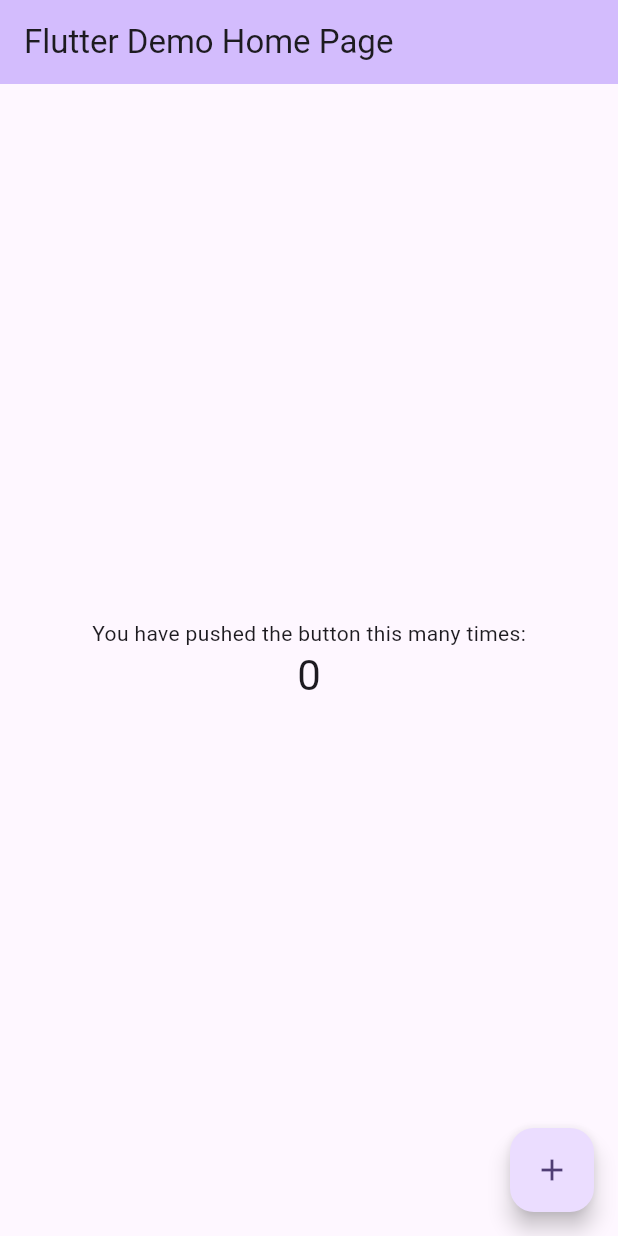
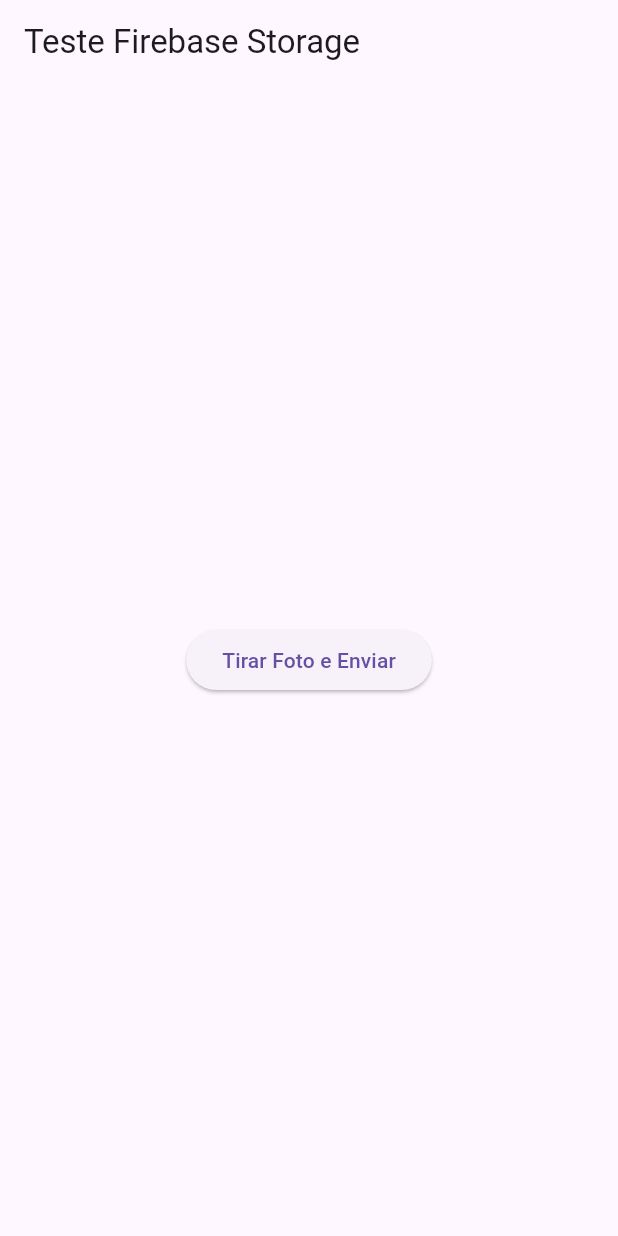
Before and after one commit to ianco-so/repo, a Flutter app: the screen it shows after launch, on a phone screen of 412 x 824 dp. Run offline on Flutter 3.47's test engine with Material 3 defaults, Android fonts, the phone set to English and light mode, and no system bars; our stand-ins replace firebase_core, firebase_database, firebase_storage, image_picker; accounts and stored records are empty.

Commit message:
:sparkles: feat(foto): testando adição de fotos

```diff
--- a/lib/main.dart
+++ b/lib/main.dart
@@ -1,125 +1,111 @@
+import 'dart:io';
 import 'package:flutter/material.dart';
+import 'package:image_picker/image_picker.dart';
+import 'package:firebase_core/firebase_core.dart';
+import 'package:firebase_storage/firebase_storage.dart';
+import 'package:firebase_database/firebase_database.dart';
 
-void main() {
-  runApp(const MyApp());
+void main() async {
+  WidgetsFlutterBinding.ensureInitialized();
+  await Firebase.initializeApp();
+  runApp(MyApp());
 }
 
 class MyApp extends StatelessWidget {
   const MyApp({super.key});
 
-  // This widget is the root of your application.
   @override
   Widget build(BuildContext context) {
     return MaterialApp(
-      title: 'Flutter Demo',
-      theme: ThemeData(
-        // This is the theme of your application.
-        //
-        // TRY THIS: Try running your application with "flutter run". You'll see
-        // the application has a purple toolbar. Then, without quitting the app,
-        // try changing the seedColor in the colorScheme below to Colors.green
-        // and then invoke "hot reload" (save your changes or press the "hot
-        // reload" button in a Flutter-supported IDE, or press "r" if you used
-        // the command line to start the app).
-        //
-        // Notice that the counter didn't reset back to zero; the application
-        // state is not lost during the reload. To reset the state, use hot
-        // restart instead.
-        //
-        // This works for code too, not just values: Most code changes can be
-        // tested with just a hot reload.
-        colorScheme: ColorScheme.fromSeed(seedColor: Colors.deepPurple),
-        useMaterial3: true,
-      ),
-      home: const MyHomePage(title: 'Flutter Demo Home Page'),
+      debugShowCheckedModeBanner: false,
+      home: UploadImageScreen(),
     );
   }
 }
 
-class MyHomePage extends StatefulWidget {
-  const MyHomePage({super.key, required this.title});
-
-  // This widget is the home page of your application. It is stateful, meaning
-  // that it has a State object (defined below) that contains fields that affect
-  // how it looks.
-
-  // This class is the configuration for the state. It holds the values (in this
-  // case the title) provided by the parent (in this case the App widget) and
-  // used by the build method of the State. Fields in a Widget subclass are
-  // always marked "final".
-
-  final String title;
+class UploadImageScreen extends StatefulWidget {
+  const UploadImageScreen({super.key});
 
   @override
-  State<MyHomePage> createState() => _MyHomePageState();
+  _UploadImageScreenState createState() => _UploadImageScreenState();
 }
 
-class _MyHomePageState extends State<MyHomePage> {
-  int _counter = 0;
+class _UploadImageScreenState extends State<UploadImageScreen> {
+  final ImagePicker _picker = ImagePicker();
+  final FirebaseStorage _storage = FirebaseStorage.instance;
+  final FirebaseDatabase _database = FirebaseDatabase.instance;
 
-  void _incrementCounter() {
+  bool _isUploading = false;
+  String? _uploadedImageUrl;
+
+  Future<void> _captureAndUploadImage() async {
+    try {
+      // Captura a imagem usando a câmera
+      final XFile? pickedFile = await _picker.pickImage(source: ImageSource.camera);
+      if (pickedFile == null) return;
+
+      File imageFile = File(pickedFile.path);
+
       setState(() {
-      // This call to setState tells the Flutter framework that something has
-      // changed in this State, which causes it to rerun the build method below
-      // so that the display can reflect the updated values. If we changed
-      // _counter without calling setState(), then the build method would not be
-      // called again, and so nothing would appear to happen.
-      _counter++;
+        _isUploading = true;
       });
+
+      // Upload para o Firebase Storage
+      String fileName = DateTime.now().millisecondsSinceEpoch.toString();
+      Reference storageRef = _storage.ref().child('images/$fileName');
+      await storageRef.putFile(imageFile);
+
+      // Obter URL da imagem
+      String imageUrl = await storageRef.getDownloadURL();
+
+      // Salvar URL no Firebase Realtime Database
+      DatabaseReference dbRef = _database.ref().child('images');
+      await dbRef.push().set({'url': imageUrl});
+
+      setState(() {
+        _uploadedImageUrl = imageUrl;
+        _isUploading = false;
+      });
+
+      ScaffoldMessenger.of(context).showSnackBar(
+        SnackBar(content: Text('Imagem enviada com sucesso!')),
+      );
+    } catch (e) {
+      setState(() {
+        _isUploading = false;
+      });
+
+      ScaffoldMessenger.of(context).showSnackBar(
+        SnackBar(content: Text('Erro ao enviar imagem: $e')),
+      );
+    }
   }
 
   @override
   Widget build(BuildContext context) {
-    // This method is rerun every time setState is called, for instance as done
-    // by the _incrementCounter method above.
-    //
-    // The Flutter framework has been optimized to make rerunning build methods
-    // fast, so that you can just rebuild anything that needs updating rather
-    // than having to individually change instances of widgets.
     return Scaffold(
       appBar: AppBar(
-        // TRY THIS: Try changing the color here to a specific color (to
-        // Colors.amber, perhaps?) and trigger a hot reload to see the AppBar
-        // change color while the other colors stay the same.
-        backgroundColor: Theme.of(context).colorScheme.inversePrimary,
-        // Here we take the value from the MyHomePage object that was created by
-        // the App.build method, and use it to set our appbar title.
-        title: Text(widget.title),
+        title: Text('Teste Firebase Storage'),
       ),
       body: Center(
-        // Center is a layout widget. It takes a single child and positions it
-        // in the middle of the parent.
-        child: Column(
-          // Column is also a layout widget. It takes a list of children and
-          // arranges them vertically. By default, it sizes itself to fit its
-          // children horizontally, and tries to be as tall as its parent.
-          //
-          // Column has various properties to control how it sizes itself and
-          // how it positions its children. Here we use mainAxisAlignment to
-          // center the children vertically; the main axis here is the vertical
-          // axis because Columns are vertical (the cross axis would be
-          // horizontal).
-          //
-          // TRY THIS: Invoke "debug painting" (choose the "Toggle Debug Paint"
-          // action in the IDE, or press "p" in the console), to see the
-          // wireframe for each widget.
+        child: _isUploading
+            ? CircularProgressIndicator()
+            : Column(
                 mainAxisAlignment: MainAxisAlignment.center,
-          children: <Widget>[
-            const Text(
-              'You have pushed the button this many times:',
+                children: [
+                  ElevatedButton(
+                    onPressed: _captureAndUploadImage,
+                    child: Text('Tirar Foto e Enviar'),
                   ),
-            Text(
-              '$_counter',
-              style: Theme.of(context).textTheme.headlineMedium,
-            ),
+                  if (_uploadedImageUrl != null) ...[
+                    SizedBox(height: 20),
+                    Text('Imagem Enviada:', style: TextStyle(fontSize: 16)),
+                    SizedBox(height: 10),
+                    Image.network(_uploadedImageUrl!, height: 200),
+                  ],
                 ],
               ),
       ),
-      floatingActionButton: FloatingActionButton(
-        onPressed: _incrementCounter,
-        tooltip: 'Increment',
-        child: const Icon(Icons.add),
-      ), // This trailing comma makes auto-formatting nicer for build methods.
     );
   }
 }
--- /dev/null
+++ b/lib/models/status.dart
@@ -0,0 +1,4 @@
+// Contact Status could be: BLOCKED, FAVORITE OR NORMAL
+
+// ignore: constant_identifier_names
+enum Status { BLOCKED, FAVORITE, NORMAL }
```
Also changed, not shown: lib/models/contact.dart (added, +27 -0 lines), pubspec.yaml (+10 -0 lines), firebase.json (added), lib/firebase_options.dart (added), lib/models/location.dart (added), pubspec.lock, 10 other files. Lines whose indentation alone changed are shown as unchanged.
